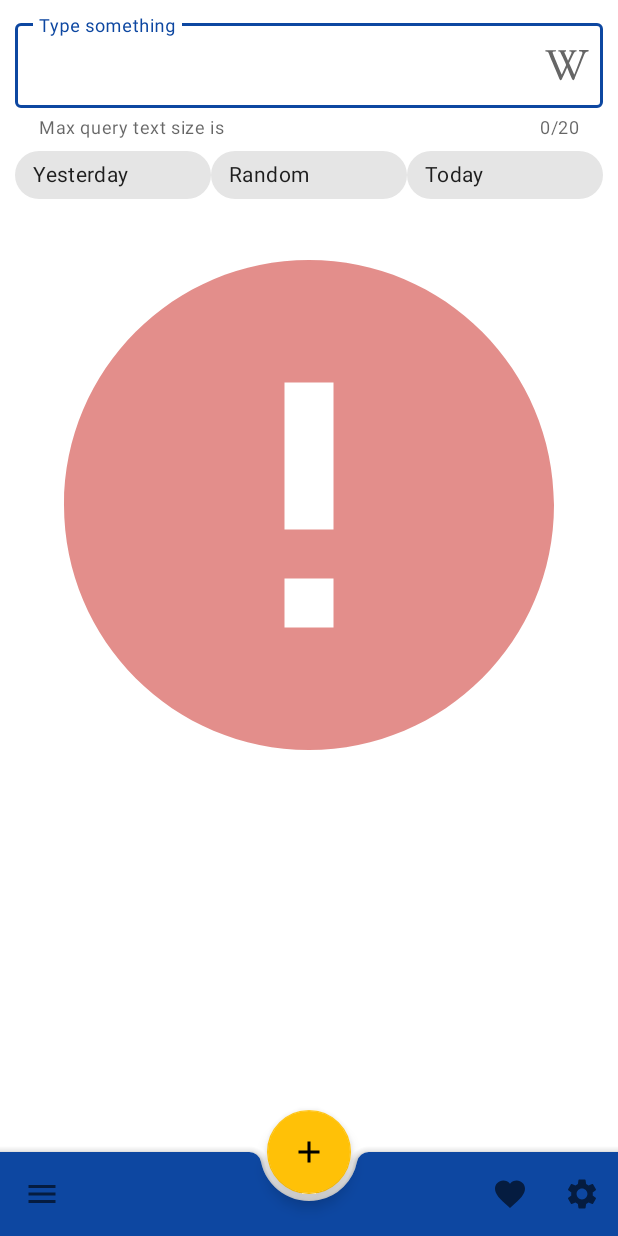
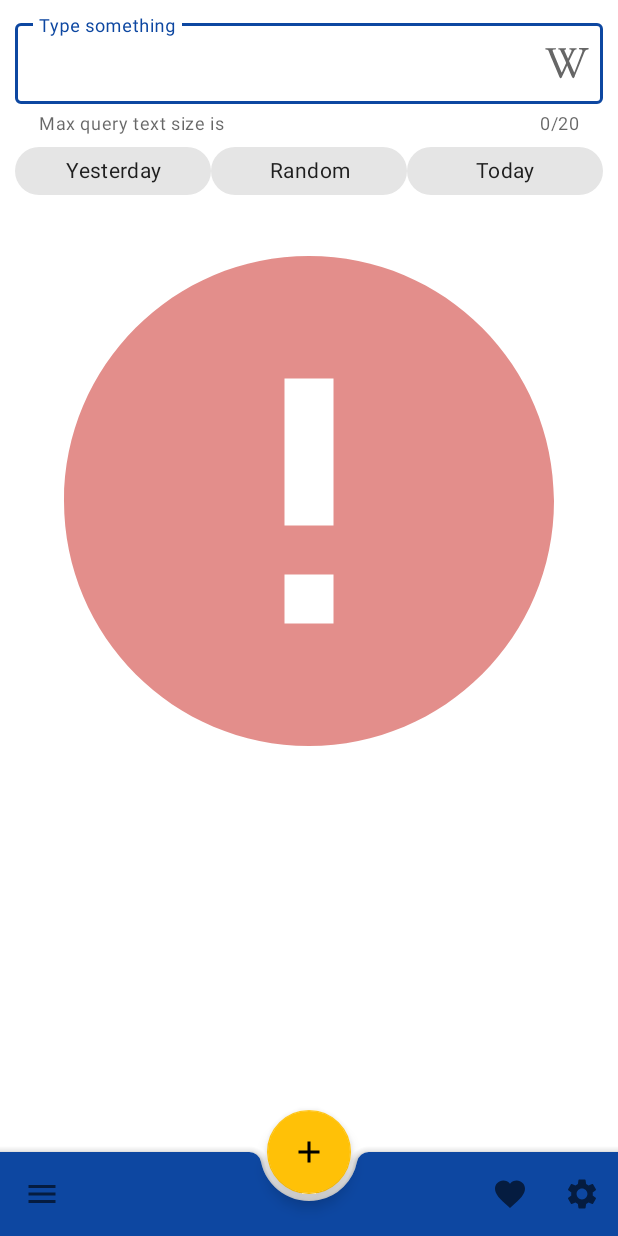
Before and after one commit to SomeSimpleThings/Nasa_Material, an Android app: the screen it shows after launch (MainActivity), on a phone screen of 412 x 824 dp. Run offline under Robolectric (Android 15) with nearby library versions, the phone set to English and light mode, and no system bars; libraries missing offline, so code that uses them is left out: coil.api.load; pictures from the network do not load.

Commit message:
home_2 styles move width height

```diff
--- a/app/src/main/res/layout/fragment_pod.xml
+++ b/app/src/main/res/layout/fragment_pod.xml
@@ -11,23 +11,18 @@
 
         <androidx.constraintlayout.widget.ConstraintLayout
             android:id="@+id/main"
-            style="@style/PodLayout"
-            android:layout_width="match_parent"
-            android:layout_height="match_parent">
+            style="@style/PodLayout">
 
             <com.google.android.material.textfield.TextInputLayout
                 android:id="@+id/input_layout"
                 style="@style/PodTextInputLayout.Wiki"
-                android:layout_width="match_parent"
-                android:layout_height="wrap_content"
                 app:layout_constraintEnd_toEndOf="parent"
                 app:layout_constraintStart_toStartOf="parent"
                 app:layout_constraintTop_toTopOf="parent">
 
                 <com.google.android.material.textfield.TextInputEditText
                     android:id="@+id/input_edit_text"
-                    android:layout_width="match_parent"
-                    android:layout_height="wrap_content" />
+                    style="@style/PodTextInputLayout" />
             </com.google.android.material.textfield.TextInputLayout>
 
             <LinearLayout
@@ -39,22 +34,19 @@
 
                 <com.google.android.material.chip.Chip
                     android:id="@+id/chip_yesterday"
-                    android:layout_width="match_parent"
-                    android:layout_height="wrap_content"
+                    style="@style/PodChip"
                     android:layout_weight="3"
                     android:text="@string/yesterday" />
 
                 <com.google.android.material.chip.Chip
                     android:id="@+id/chip_random"
-                    android:layout_width="match_parent"
-                    android:layout_height="wrap_content"
+                    style="@style/PodChip"
                     android:layout_weight="3"
                     android:text="@string/random" />
 
                 <com.google.android.material.chip.Chip
                     android:id="@+id/chip_today"
-                    android:layout_width="match_parent"
-                    android:layout_height="wrap_content"
+                    style="@style/PodChip"
                     android:layout_weight="3"
                     android:text="@string/today" />
             </LinearLayout>
@@ -72,8 +64,6 @@
             <TextView
                 android:id="@+id/bottom_sheet_description_header"
                 style="@style/PodTextView.Title"
-                android:layout_width="wrap_content"
-                android:layout_height="wrap_content"
                 app:layout_constraintEnd_toEndOf="parent"
                 app:layout_constraintStart_toStartOf="parent"
                 app:layout_constraintTop_toBottomOf="@+id/image_view"
@@ -82,8 +72,6 @@
             <TextView
                 android:id="@+id/bottom_sheet_description"
                 style="@style/PodTextView.ItalicText"
-                android:layout_width="wrap_content"
-                android:layout_height="wrap_content"
                 app:layout_constraintEnd_toEndOf="parent"
                 app:layout_constraintStart_toStartOf="parent"
                 app:layout_constraintTop_toBottomOf="@+id/bottom_sheet_description_header"
@@ -96,14 +84,10 @@
     <com.google.android.material.bottomappbar.BottomAppBar
         android:id="@+id/bottom_app_bar"
         style="@style/PodBottomAppBar.FabCenter"
-        android:layout_width="match_parent"
-        android:layout_height="wrap_content"
         app:menu="@menu/menu_pod_fragment" />
 
     <com.google.android.material.floatingactionbutton.FloatingActionButton
         android:id="@+id/fab"
         style="@style/PodFab.Plus"
-        android:layout_width="wrap_content"
-        android:layout_height="wrap_content"
         android:contentDescription="@string/fab_description" />
 </androidx.coordinatorlayout.widget.CoordinatorLayout>
--- a/app/src/main/res/layout/settings_activity.xml
+++ b/app/src/main/res/layout/settings_activity.xml
@@ -1,28 +1,18 @@
-<LinearLayout xmlns:android="http://schemas.android.com/apk/res/android"
-    android:layout_width="match_parent"
-    android:layout_height="match_parent">
-
-    <androidx.coordinatorlayout.widget.CoordinatorLayout
+<androidx.coordinatorlayout.widget.CoordinatorLayout xmlns:android="http://schemas.android.com/apk/res/android"
     android:layout_width="match_parent"
     android:layout_height="match_parent">
 
     <FrameLayout
         android:id="@+id/settings"
-            android:layout_width="match_parent"
-            android:layout_height="match_parent" />
+        style="@style/PodLayout" />
 
     <com.google.android.material.bottomappbar.BottomAppBar
         android:id="@+id/bottom_app_bar"
-            style="@style/PodBottomAppBar.FabEnd"
-            android:layout_width="match_parent"
-            android:layout_height="wrap_content" />
+        style="@style/PodBottomAppBar.FabEnd" />
 
     <com.google.android.material.floatingactionbutton.FloatingActionButton
         android:id="@+id/fab"
         style="@style/PodFab.Back"
-            android:layout_width="wrap_content"
-            android:layout_height="wrap_content"
         android:contentDescription="@string/fab_description" />
 
 </androidx.coordinatorlayout.widget.CoordinatorLayout>
-</LinearLayout>
--- a/app/src/main/res/values/styles.xml
+++ b/app/src/main/res/values/styles.xml
@@ -3,10 +3,20 @@
 
     <style name="PodLayout">
         <item name="android:padding">@dimen/default_layout_padding</item>
+        <item name="android:layout_width">match_parent</item>
+        <item name="android:layout_height">match_parent</item>
     </style>
 
     <style name="PodTextInputLayout" parent="Widget.MaterialComponents.TextInputLayout.OutlinedBox">
-        <item name="android:textColorHint">@color/secondaryColor</item>
+        <item name="android:textColorHint">@color/secondaryTextColor</item>
+        <item name="android:layout_width">match_parent</item>
+        <item name="android:layout_height">wrap_content</item>
+    </style>
+
+    <style name="PodChip">
+        <item name="android:layout_width">match_parent</item>
+        <item name="android:layout_height">wrap_content</item>
+        <item name="android:textAlignment">center</item>
     </style>
 
     <style name="PodTextInputLayout.Wiki">
@@ -21,6 +31,8 @@
     <style name="PodTextView">
         <item name="android:paddingStart">@dimen/default_layout_padding</item>
         <item name="android:paddingEnd">@dimen/default_layout_padding</item>
+        <item name="android:layout_width">wrap_content</item>
+        <item name="android:layout_height">wrap_content</item>
     </style>
 
     <style name="PodTextView.ItalicText">
@@ -36,6 +48,8 @@
 
     <style name="PodBottomAppBar" parent="Widget.MaterialComponents.BottomAppBar">
         <item name="android:layout_gravity">bottom</item>
+        <item name="android:layout_width">match_parent</item>
+        <item name="android:layout_height">wrap_content</item>
         <item name="backgroundTint">@color/primaryColor</item>
     </style>
 
@@ -51,6 +65,8 @@
     <style name="PodFab" parent="Widget.Design.FloatingActionButton">
         <item name="layout_anchor">@id/bottom_app_bar</item>
         <item name="tint">@color/black</item>
+        <item name="android:layout_width">wrap_content</item>
+        <item name="android:layout_height">wrap_content</item>
     </style>
 
     <style name="PodFab.Plus">
```
Lines whose indentation alone changed are shown as unchanged.
